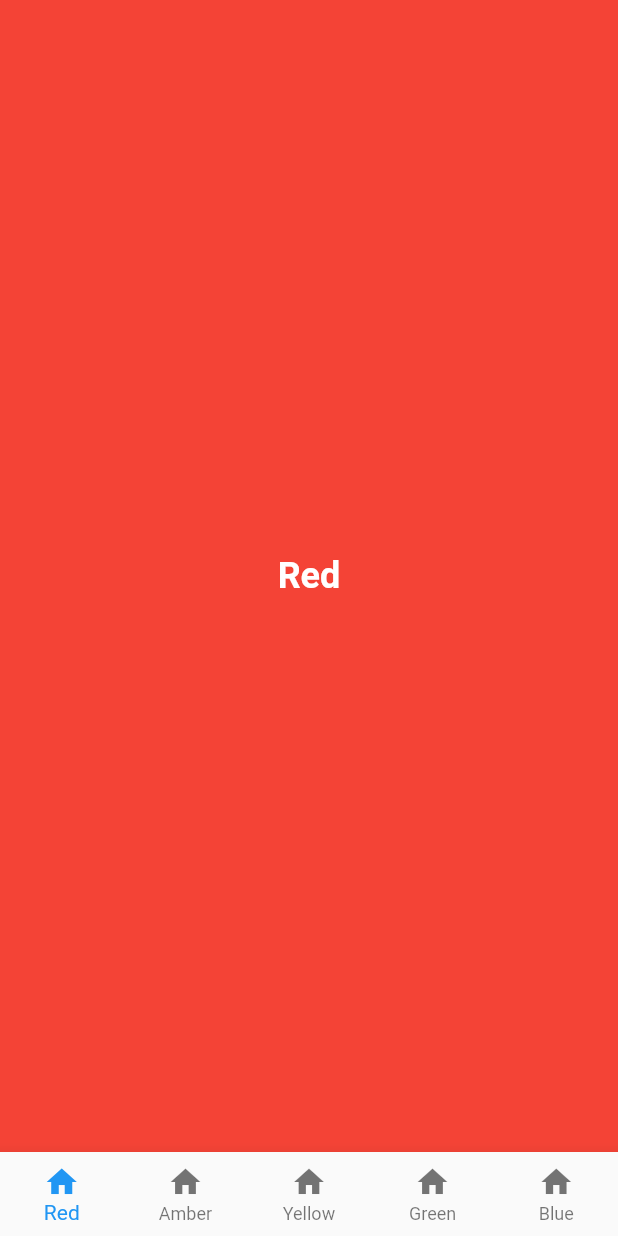
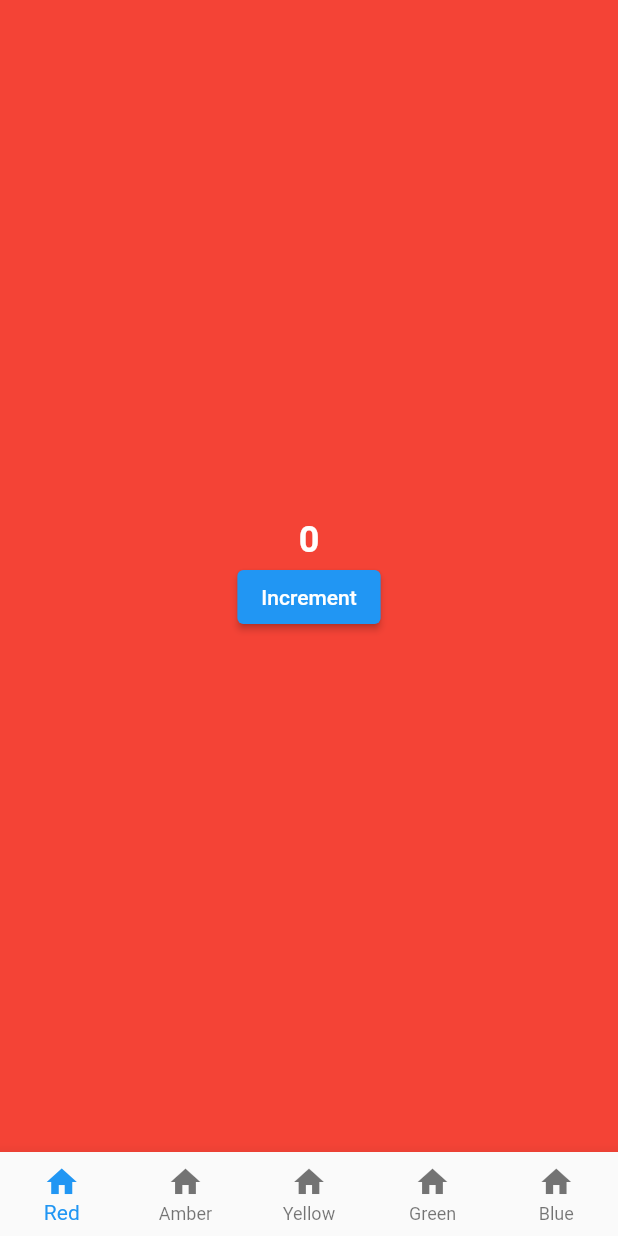
Before and after one commit to jezsung/bottom_navigation_view, a Flutter app: the screen it shows after launch, on a phone screen of 412 x 824 dp. Run offline on Flutter 3.47's test engine with Material 2 defaults, Android fonts, the phone set to English and light mode, and no system bars.

Commit message:
fix: preserve widget states

```diff
--- a/example/lib/main.dart
+++ b/example/lib/main.dart
@@ -28,7 +28,8 @@ class HomeScreen extends StatefulWidget {
   State<HomeScreen> createState() => _HomeScreenState();
 }
 
-class _HomeScreenState extends State<HomeScreen> with SingleTickerProviderStateMixin {
+class _HomeScreenState extends State<HomeScreen>
+    with SingleTickerProviderStateMixin {
   late final BottomNavigationController _controller;
 
   @override
@@ -53,14 +54,14 @@ class _HomeScreenState extends State<HomeScreen> with SingleTickerProviderStateM
       child: Scaffold(
         body: BottomNavigationView(
           controller: _controller,
-          transitionType: BottomNavigationTransitionType.fadeThrough,
+          transitionType: BottomNavigationTransitionType.fadeInOut,
           backgroundColor: Colors.lime,
           children: const [
-            ColorScreen(color: Colors.red, name: 'Red'),
-            ColorScreen(color: Colors.amber, name: 'Amber'),
-            ColorScreen(color: Colors.yellow, name: 'Yellow'),
-            ColorScreen(color: Colors.green, name: 'Green'),
-            ColorScreen(color: Colors.blue, name: 'Blue'),
+            ColorScreen(color: Colors.red),
+            ColorScreen(color: Colors.amber),
+            ColorScreen(color: Colors.yellow),
+            ColorScreen(color: Colors.green),
+            ColorScreen(color: Colors.blue),
           ],
         ),
         bottomNavigationBar: BottomNavigationIndexedBuilder(
@@ -75,7 +76,8 @@ class _HomeScreenState extends State<HomeScreen> with SingleTickerProviderStateM
               items: const [
                 BottomNavigationBarItem(label: 'Red', icon: Icon(Icons.home)),
                 BottomNavigationBarItem(label: 'Amber', icon: Icon(Icons.home)),
-                BottomNavigationBarItem(label: 'Yellow', icon: Icon(Icons.home)),
+                BottomNavigationBarItem(
+                    label: 'Yellow', icon: Icon(Icons.home)),
                 BottomNavigationBarItem(label: 'Green', icon: Icon(Icons.home)),
                 BottomNavigationBarItem(label: 'Blue', icon: Icon(Icons.home)),
               ],
@@ -87,28 +89,46 @@ class _HomeScreenState extends State<HomeScreen> with SingleTickerProviderStateM
   }
 }
 
-class ColorScreen extends StatelessWidget {
+class ColorScreen extends StatefulWidget {
   const ColorScreen({
     Key? key,
     required this.color,
-    required this.name,
   }) : super(key: key);
 
   final Color color;
-  final String name;
+
+  @override
+  State<ColorScreen> createState() => _ColorScreenState();
+}
+
+class _ColorScreenState extends State<ColorScreen> {
+  int count = 0;
 
   @override
   Widget build(BuildContext context) {
     return Container(
       alignment: Alignment.center,
-      color: color,
-      child: Text(
-        name,
-        style: const TextStyle(
-          color: Colors.white,
-          fontSize: 24,
-          fontWeight: FontWeight.bold,
-        ),
+      color: widget.color,
+      child: Column(
+        mainAxisSize: MainAxisSize.min,
+        children: [
+          Text(
+            '$count',
+            style: const TextStyle(
+              color: Colors.white,
+              fontSize: 24,
+              fontWeight: FontWeight.bold,
+            ),
+          ),
+          ElevatedButton(
+            onPressed: () {
+              setState(() {
+                count++;
+              });
+            },
+            child: const Text('Increment'),
+          ),
+        ],
       ),
     );
   }
--- a/lib/bottom_navigation_view.dart
+++ b/lib/bottom_navigation_view.dart
@@ -6,5 +6,3 @@ export 'src/bottom_navigation_transition_type.dart';
 export 'src/bottom_navigation_value.dart';
 export 'src/bottom_navigation_view.dart';
 export 'src/default_bottom_navigation_controller.dart';
-export 'src/fade_in_out_animation.dart';
-export 'src/fade_through_animation.dart';
--- a/lib/src/bottom_navigation_indexed_builder.dart
+++ b/lib/src/bottom_navigation_indexed_builder.dart
@@ -19,7 +19,8 @@ class BottomNavigationIndexedBuilder extends StatelessWidget {
   @override
   Widget build(BuildContext context) {
     return ValueListenableBuilder<BottomNavigationValue>(
-      valueListenable: controller ?? DefaultBottomNavigationController.of(context),
+      valueListenable:
+          controller ?? DefaultBottomNavigationController.of(context),
       builder: (context, value, child) {
         return builder(context, value.currentIndex, child);
       },
--- a/lib/src/bottom_navigation_value.dart
+++ b/lib/src/bottom_navigation_value.dart
@@ -23,7 +23,9 @@ class BottomNavigationValue {
   @override
   bool operator ==(Object other) {
     if (identical(this, other)) return true;
-    return other is BottomNavigationValue && other.previousIndex == previousIndex && other.currentIndex == currentIndex;
+    return other is BottomNavigationValue &&
+        other.previousIndex == previousIndex &&
+        other.currentIndex == currentIndex;
   }
 
   @override
--- a/lib/src/bottom_navigation_view.dart
+++ b/lib/src/bottom_navigation_view.dart
@@ -4,8 +4,6 @@ import 'bottom_navigation_controller.dart';
 import 'bottom_navigation_transition_type.dart';
 import 'bottom_navigation_value.dart';
 import 'default_bottom_navigation_controller.dart';
-import 'fade_in_out_animation.dart';
-import 'fade_through_animation.dart';
 
 class BottomNavigationView extends StatefulWidget {
   const BottomNavigationView({
@@ -26,54 +24,148 @@ class BottomNavigationView extends StatefulWidget {
 }
 
 class BottomNavigationViewState extends State<BottomNavigationView> {
-  BottomNavigationController get _controller => widget.controller ?? DefaultBottomNavigationController.of(context);
+  BottomNavigationController get _controller =>
+      widget.controller ?? DefaultBottomNavigationController.of(context);
 
   @override
   Widget build(BuildContext context) {
     return ValueListenableBuilder<BottomNavigationValue>(
       valueListenable: _controller,
       builder: (context, value, child) {
-        final prevIndex = value.previousIndex;
-        final currIndex = value.currentIndex;
-        final prevChild = prevIndex != null ? widget.children[prevIndex] : Container();
-        final currChild = widget.children[currIndex];
-        final otherChildren = widget.children.where((child) => child != prevChild && child != currChild).toList();
+        final Animation<double> animation = _controller.animation;
+        final int? prevIndex = value.previousIndex;
+        final int currIndex = value.currentIndex;
 
         switch (widget.transitionType) {
           case BottomNavigationTransitionType.none:
             return Stack(
               fit: StackFit.expand,
               children: [
-                for (final child in otherChildren..add(prevChild)) Offstage(child: child),
-                currChild,
+                for (int i = 0; i < widget.children.length; i++)
+                  Offstage(
+                    offstage: i != currIndex,
+                    child: widget.children[i],
+                  ),
               ],
             );
           case BottomNavigationTransitionType.fadeThrough:
             return Container(
-              color: widget.backgroundColor ?? Theme.of(context).backgroundColor,
+              color:
+                  widget.backgroundColor ?? Theme.of(context).backgroundColor,
               child: Stack(
                 fit: StackFit.expand,
-                children: [
-                  for (final child in otherChildren) Offstage(child: child),
-                  FadeThroughAnimation(
-                    animation: _controller.animation,
-                    outgoingChild: prevChild,
-                    ingoingChild: currChild,
-                  ),
-                ],
+                children: widget.children.map((child) {
+                  final int index = widget.children.indexOf(child);
+
+                  return AnimatedBuilder(
+                    animation: animation,
+                    builder: (context, child) {
+                      final bool offstage;
+                      final double opacity;
+                      final double scale;
+
+                      if (index == currIndex) {
+                        offstage = false;
+                      } else if (index == prevIndex) {
+                        offstage = animation.isCompleted;
+                      } else {
+                        offstage = true;
+                      }
+
+                      if (index == prevIndex) {
+                        opacity = Tween<double>(begin: 1.0, end: 0.0)
+                            .animate(
+                              CurvedAnimation(
+                                parent: animation,
+                                curve: const Interval(0.0, 0.3),
+                              ),
+                            )
+                            .value;
+                      } else if (index == currIndex) {
+                        opacity = Tween<double>(begin: 0.0, end: 1.0)
+                            .animate(
+                              CurvedAnimation(
+                                parent: animation,
+                                curve: const Interval(0.3, 1.0),
+                              ),
+                            )
+                            .value;
+                      } else {
+                        opacity = 1.0;
+                      }
+
+                      if (index == currIndex) {
+                        scale = Tween<double>(begin: 0.92, end: 1.0)
+                            .animate(
+                              CurvedAnimation(
+                                parent: animation,
+                                curve: const Interval(0.3, 1.0),
+                              ),
+                            )
+                            .value;
+                      } else {
+                        scale = 1.0;
+                      }
+
+                      return Opacity(
+                        opacity: opacity,
+                        child: Transform.scale(
+                          scale: scale,
+                          child: Offstage(
+                            offstage: offstage,
+                            child: child,
+                          ),
+                        ),
+                      );
+                    },
+                    child: child,
+                  );
+                }).toList(),
               ),
             );
           case BottomNavigationTransitionType.fadeInOut:
             return Stack(
               fit: StackFit.expand,
-              children: [
-                for (final child in otherChildren) Offstage(child: child),
-                FadeInOutAnimation(
-                  animation: _controller.animation,
-                  outgoingChild: prevChild,
-                  ingoingChild: currChild,
-                ),
-              ],
+              children: widget.children.map((child) {
+                final int index = widget.children.indexOf(child);
+
+                return AnimatedBuilder(
+                  animation: animation,
+                  builder: (context, child) {
+                    final bool offstage;
+                    final double opacity;
+
+                    if (index == prevIndex) {
+                      offstage = animation.isCompleted;
+                    } else if (index == currIndex) {
+                      offstage = false;
+                    } else {
+                      offstage = true;
+                    }
+
+                    if (index == prevIndex) {
+                      opacity = Tween<double>(begin: 1.0, end: 0.0)
+                          .animate(animation)
+                          .value;
+                    } else if (index == currIndex) {
+                      opacity = Tween<double>(begin: 0.0, end: 1.0)
+                          .animate(animation)
+                          .value;
+                    } else {
+                      opacity = 1.0;
+                    }
+
+                    return Opacity(
+                      opacity: opacity,
+                      child: Offstage(
+                        offstage: offstage,
+                        child: child,
+                      ),
+                    );
+                  },
+                  child: child,
+                );
+              }).toList(),
             );
           default:
             throw UnimplementedError();
--- a/lib/src/fade_through_animation.dart
+++ /dev/null
@@ -1,69 +0,0 @@
-import 'package:flutter/widgets.dart';
-
-class FadeThroughAnimation extends StatelessWidget {
-  FadeThroughAnimation({
-    Key? key,
-    required this.animation,
-    required this.outgoingChild,
-    required this.ingoingChild,
-  })  : ingoingOpacity = Tween<double>(
-          begin: 0.0,
-          end: 1.0,
-        ).animate(
-          CurvedAnimation(
-            parent: animation,
-            curve: const Interval(0.3, 1.0),
-          ),
-        ),
-        outgoingOpacity = Tween<double>(
-          begin: 1.0,
-          end: 0.0,
-        ).animate(
-          CurvedAnimation(
-            parent: animation,
-            curve: const Interval(0.0, 0.3),
-          ),
-        ),
-        ingoingScale = Tween<double>(
-          begin: 0.92,
-          end: 1.0,
-        ).animate(
-          CurvedAnimation(
-            parent: animation,
-            curve: const Interval(0.3, 1.0),
-          ),
-        ),
-        super(key: key);
-
-  final Animation<double> animation;
-  final Widget ingoingChild;
-  final Widget outgoingChild;
-  final Animation<double> ingoingOpacity;
-  final Animation<double> outgoingOpacity;
-  final Animation<double> ingoingScale;
-
-  @override
-  Widget build(BuildContext context) {
-    return AnimatedBuilder(
-      animation: animation,
-      builder: (context, child) {
-        return Stack(
-          fit: StackFit.expand,
-          children: [
-            Opacity(
-              opacity: outgoingOpacity.value,
-              child: outgoingChild,
-            ),
-            Opacity(
-              opacity: ingoingOpacity.value,
-              child: Transform.scale(
-                scale: ingoingScale.value,
-                child: ingoingChild,
-              ),
-            ),
-          ],
-        );
-      },
-    );
-  }
-}
--- a/pubspec.yaml
+++ b/pubspec.yaml
@@ -1,6 +1,6 @@
 name: bottom_navigation_view
 description: Widgets help you implement bottom navigation with Android back button handling and transitions.
-version: 0.1.0
+version: 0.2.0
 homepage: https://github.com/jezsung/bottom_navigation_view
 
 environment:
```
Also changed, not shown: lib/src/default_bottom_navigation_controller.dart (+6 -4 lines), lib/src/fade_in_out_animation.dart (deleted, +0 -46 lines), example/pubspec.lock, pubspec.lock, 3 other files.
